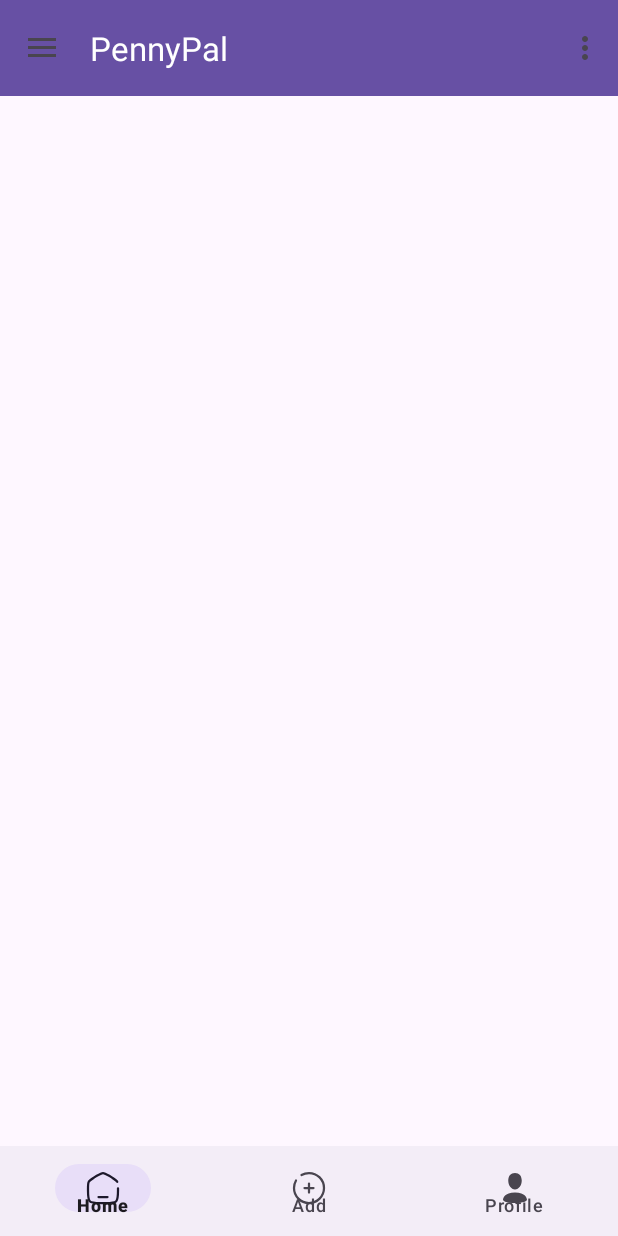
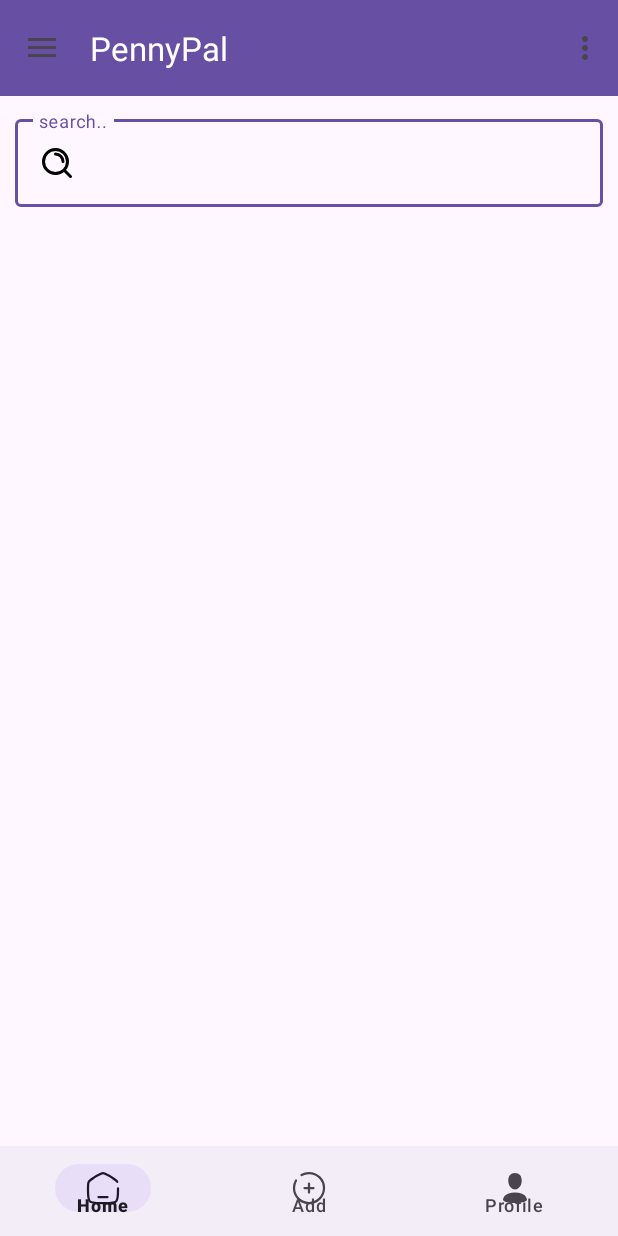
Before and after one commit to abhinav3254/pennypal, an Android app: the screen it shows after launch (MainActivity), on a phone screen of 412 x 824 dp. Run offline under Robolectric (Android 15) with nearby library versions, the phone set to English and light mode, and no system bars.

Commit message:
search added

```diff
--- a/app/src/main/java/com/example/pennypal/HomeFragment.java
+++ b/app/src/main/java/com/example/pennypal/HomeFragment.java
@@ -1,9 +1,13 @@
 package com.example.pennypal;
 
 import android.os.Bundle;
+import android.text.Editable;
+import android.text.TextWatcher;
+import android.util.Log;
 import android.view.LayoutInflater;
 import android.view.View;
 import android.view.ViewGroup;
+import android.widget.EditText;
 
 import androidx.fragment.app.Fragment;
 import androidx.recyclerview.widget.LinearLayoutManager;
@@ -24,6 +28,7 @@ public class HomeFragment extends Fragment {
     private MyAdapter adapter;
     private List<Expense> expenseList;
     private DatabaseHelper databaseHelper;
+    private EditText searchEditText;
 
     @Override
     public View onCreateView(LayoutInflater inflater, ViewGroup container, Bundle savedInstanceState) {
@@ -31,6 +36,7 @@ public class HomeFragment extends Fragment {
         initializeViews(view);
         setupRecyclerView();
         retrieveExpenses();
+        setupSearchEditText();
         return view;
     }
 
@@ -41,6 +47,7 @@ public class HomeFragment extends Fragment {
      */
     private void initializeViews(View view) {
         recyclerView = view.findViewById(R.id.recyclerView);
+        searchEditText = view.findViewById(R.id.searchEditText);
     }
 
     /**
@@ -60,4 +67,46 @@ public class HomeFragment extends Fragment {
         expenseList = databaseHelper.getAllExpenses();
         adapter.updateData(expenseList);
     }
+
+    /**
+     * Sets up a TextWatcher for the search input field to filter expenses based on user input.
+     */
+    private void setupSearchEditText() {
+        searchEditText.addTextChangedListener(new TextWatcher() {
+            @Override
+            public void beforeTextChanged(CharSequence charSequence, int start, int before, int count) {
+                // Do something before text changes
+            }
+
+            @Override
+            public void onTextChanged(CharSequence charSequence, int start, int before, int count) {
+                // Do something when text changes
+                Log.d("TEXT3254", "onTextChanged: ");
+            }
+
+            @Override
+            public void afterTextChanged(Editable editable) {
+                // Do something after text changes
+                String searchText = editable.toString();
+                filterExpenses(searchText);
+            }
+        });
+    }
+
+    /**
+     * Filters expenses based on the search text and updates the adapter.
+     *
+     * @param searchText The text entered by the user in the search field.
+     */
+    private void filterExpenses(String searchText) {
+        // Implement your logic to filter expenses based on searchText
+        // For example, you can update the expenseList and call adapter.updateData(expenseList)
+        Log.d("afterTextChanged3254", "filterExpenses: " + searchText);
+
+        // Use the searchExpenses method to get filtered results
+        List<Expense> filteredExpenses = databaseHelper.searchExpenses(searchText);
+
+        // Update the adapter with the filtered data
+        adapter.updateData(filteredExpenses);
+    }
 }
--- /dev/null
+++ b/app/src/main/res/drawable/search.xml
@@ -0,0 +1,7 @@
+<vector android:height="24dp" android:viewportHeight="24"
+    android:viewportWidth="24" android:width="24dp" xmlns:android="http://schemas.android.com/apk/res/android">
+    <path android:fillColor="#00000000"
+        android:pathData="M11,6C13.761,6 16,8.239 16,11M16.659,16.655L21,21M19,11C19,15.418 15.418,19 11,19C6.582,19 3,15.418 3,11C3,6.582 6.582,3 11,3C15.418,3 19,6.582 19,11Z"
+        android:strokeColor="#000000" android:strokeLineCap="round"
+        android:strokeLineJoin="round" android:strokeWidth="2"/>
+</vector>
--- a/app/src/main/res/layout/fragment_home.xml
+++ b/app/src/main/res/layout/fragment_home.xml
@@ -9,13 +9,39 @@
     <androidx.constraintlayout.widget.ConstraintLayout
         android:layout_width="match_parent"
         android:layout_height="match_parent">
+
+        <com.google.android.material.textfield.TextInputLayout
+            android:id="@+id/searchInputLayout"
+            android:layout_width="match_parent"
+            android:layout_height="wrap_content"
+            app:layout_constraintLeft_toLeftOf="parent"
+            app:layout_constraintRight_toRightOf="parent"
+            app:layout_constraintTop_toTopOf="parent"
+            app:layout_constraintBottom_toTopOf="@id/recyclerView"
+            android:layout_marginLeft="10dp"
+            android:layout_marginRight="10dp"
+            android:layout_marginTop="10dp"
+            android:hint="search..">
+
+            <com.google.android.material.textfield.TextInputEditText
+                android:id="@+id/searchEditText"
+                android:drawableLeft="@drawable/search"
+                android:drawablePadding="10dp"
+                android:layout_width="match_parent"
+                android:layout_height="wrap_content"
+                />
+        </com.google.android.material.textfield.TextInputLayout>
+
+
+
         <androidx.recyclerview.widget.RecyclerView
             android:id="@+id/recyclerView"
             android:layout_width="match_parent"
-            android:layout_height="match_parent"
+            android:layout_height="0dp"
+            android:layout_margin="10dp"
+            app:layout_constraintTop_toBottomOf="@id/searchInputLayout"
             app:layout_constraintLeft_toLeftOf="parent"
             app:layout_constraintRight_toRightOf="parent"
-            app:layout_constraintTop_toTopOf="parent"
             app:layout_constraintBottom_toBottomOf="parent"
             />
     </androidx.constraintlayout.widget.ConstraintLayout>
```
Also changed, not shown: app/src/main/java/com/example/pennypal/database/DatabaseHelper.java (+51 -0 lines).
